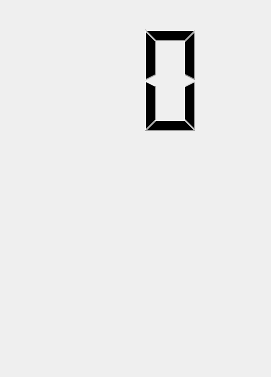
Above: EyeProtect/SuspendWindow.ui from baowj-678/Cpp before the change. Below: the same form after it.
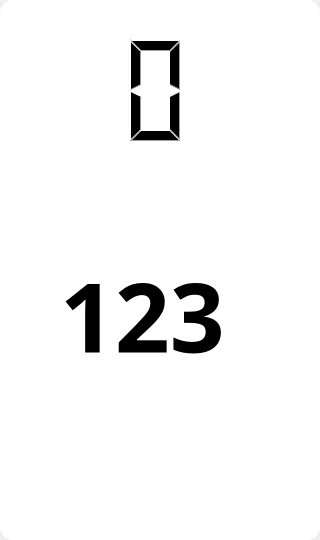
That is the form after the change.

Diff of the .ui file:
```diff
--- a/EyeProtect/SuspendWindow.ui
+++ b/EyeProtect/SuspendWindow.ui
@@ -6,10 +6,18 @@
    <rect>
     <x>0</x>
     <y>0</y>
-    <width>271</width>
-    <height>377</height>
+    <width>320</width>
+    <height>540</height>
    </rect>
   </property>
+  <property name="font">
+   <font>
+    <family>微软雅黑</family>
+    <pointsize>48</pointsize>
+    <weight>75</weight>
+    <bold>true</bold>
+   </font>
+  </property>
   <property name="mouseTracking">
    <bool>true</bool>
   </property>
@@ -19,12 +27,56 @@
   <property name="styleSheet">
    <string notr="true"/>
   </property>
-  <widget class="QLCDNumber" name="lcdNumber">
+  <widget class="QFrame" name="frame">
    <property name="geometry">
     <rect>
-     <x>40</x>
-     <y>20</y>
+     <x>0</x>
+     <y>0</y>
+     <width>320</width>
+     <height>540</height>
+    </rect>
+   </property>
+   <property name="styleSheet">
+    <string notr="true">QFrame
+{
+    background-color:#ffffff;
+    border:none;
+    border-radius:13px;
+}</string>
+   </property>
+   <property name="frameShape">
+    <enum>QFrame::StyledPanel</enum>
+   </property>
+   <property name="frameShadow">
+    <enum>QFrame::Raised</enum>
+   </property>
+   <widget class="QLabel" name="label">
+    <property name="geometry">
+     <rect>
+      <x>60</x>
+      <y>230</y>
      <width>201</width>
+      <height>171</height>
+     </rect>
+    </property>
+    <property name="font">
+     <font>
+      <family>Microsoft JhengHei</family>
+      <pointsize>72</pointsize>
+      <weight>75</weight>
+      <bold>true</bold>
+     </font>
+    </property>
+    <property name="text">
+     <string>123</string>
+    </property>
+   </widget>
+   <widget class="QLCDNumber" name="lcdNumber">
+    <property name="geometry">
+     <rect>
+      <x>30</x>
+      <y>30</y>
+      <width>191</width>
      <height>121</height>
     </rect>
    </property>
@@ -46,6 +98,7 @@
    <property name="value" stdset="0">
     <double>0.000000000000000</double>
    </property>
+   </widget>
   </widget>
  </widget>
  <layoutdefault spacing="6" margin="11"/>
```
Lines whose indentation alone changed are shown as unchanged.
